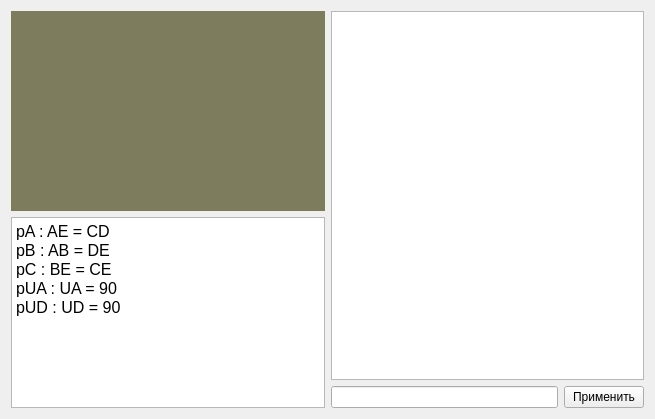
shotInLeg/AutoProof, file autoproof.ui: the form before one commit.
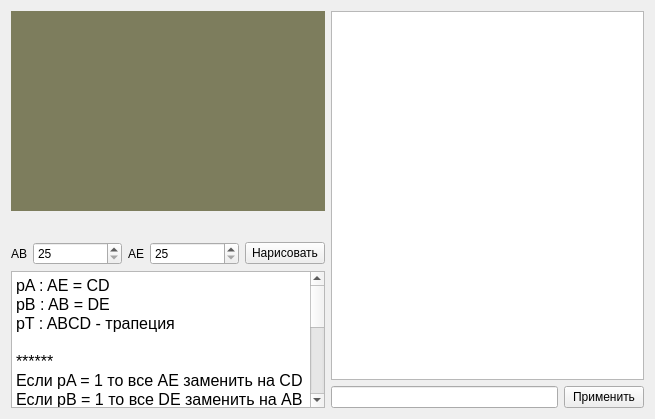
The form after the commit.

Commit message: Add Triangle size changer

```diff
--- a/autoproof.ui
+++ b/autoproof.ui
@@ -36,6 +36,54 @@
        <layout class="QVBoxLayout" name="widgetLayout"/>
       </widget>
      </item>
+     <item>
+      <layout class="QHBoxLayout" name="horizontalLayout_3" stretch="1,9,1,9,1">
+       <property name="topMargin">
+        <number>25</number>
+       </property>
+       <item>
+        <widget class="QLabel" name="label">
+         <property name="text">
+          <string>AB</string>
+         </property>
+        </widget>
+       </item>
+       <item>
+        <widget class="QSpinBox" name="sbAB">
+         <property name="minimum">
+          <number>25</number>
+         </property>
+         <property name="maximum">
+          <number>100</number>
+         </property>
+        </widget>
+       </item>
+       <item>
+        <widget class="QLabel" name="label_2">
+         <property name="text">
+          <string>AE</string>
+         </property>
+        </widget>
+       </item>
+       <item>
+        <widget class="QSpinBox" name="sbAE">
+         <property name="minimum">
+          <number>25</number>
+         </property>
+         <property name="maximum">
+          <number>100</number>
+         </property>
+        </widget>
+       </item>
+       <item>
+        <widget class="QPushButton" name="bRender">
+         <property name="text">
+          <string>Нарисовать</string>
+         </property>
+        </widget>
+       </item>
+      </layout>
+     </item>
      <item>
       <widget class="QTextEdit" name="teDesc">
        <property name="readOnly">
@@ -48,9 +96,23 @@
 &lt;/style&gt;&lt;/head&gt;&lt;body style=&quot; font-family:'MS Shell Dlg 2'; font-size:8.25pt; font-weight:400; font-style:normal;&quot;&gt;
 &lt;p style=&quot; margin-top:0px; margin-bottom:0px; margin-left:0px; margin-right:0px; -qt-block-indent:0; text-indent:0px;&quot;&gt;&lt;span style=&quot; font-size:12pt;&quot;&gt;pA : AE = CD&lt;/span&gt;&lt;/p&gt;
 &lt;p style=&quot; margin-top:0px; margin-bottom:0px; margin-left:0px; margin-right:0px; -qt-block-indent:0; text-indent:0px;&quot;&gt;&lt;span style=&quot; font-size:12pt;&quot;&gt;pB : AB = DE&lt;/span&gt;&lt;/p&gt;
-&lt;p style=&quot; margin-top:0px; margin-bottom:0px; margin-left:0px; margin-right:0px; -qt-block-indent:0; text-indent:0px;&quot;&gt;&lt;span style=&quot; font-size:12pt;&quot;&gt;pC : BE = CE&lt;/span&gt;&lt;/p&gt;
-&lt;p style=&quot; margin-top:0px; margin-bottom:0px; margin-left:0px; margin-right:0px; -qt-block-indent:0; text-indent:0px;&quot;&gt;&lt;span style=&quot; font-size:12pt;&quot;&gt;pUA : UA = 90&lt;/span&gt;&lt;/p&gt;
-&lt;p style=&quot; margin-top:0px; margin-bottom:0px; margin-left:0px; margin-right:0px; -qt-block-indent:0; text-indent:0px;&quot;&gt;&lt;span style=&quot; font-size:12pt;&quot;&gt;pUD : UD = 90&lt;/span&gt;&lt;/p&gt;&lt;/body&gt;&lt;/html&gt;</string>
+&lt;p style=&quot; margin-top:0px; margin-bottom:0px; margin-left:0px; margin-right:0px; -qt-block-indent:0; text-indent:0px;&quot;&gt;&lt;span style=&quot; font-size:12pt;&quot;&gt;pT : ABCD - трапеция&lt;/span&gt;&lt;/p&gt;
+&lt;p style=&quot;-qt-paragraph-type:empty; margin-top:0px; margin-bottom:0px; margin-left:0px; margin-right:0px; -qt-block-indent:0; text-indent:0px; font-size:12pt;&quot;&gt;&lt;br /&gt;&lt;/p&gt;
+&lt;p style=&quot; margin-top:0px; margin-bottom:0px; margin-left:0px; margin-right:0px; -qt-block-indent:0; text-indent:0px;&quot;&gt;&lt;span style=&quot; font-size:12pt;&quot;&gt;******&lt;/span&gt;&lt;/p&gt;
+&lt;p style=&quot; margin-top:0px; margin-bottom:0px; margin-left:0px; margin-right:0px; -qt-block-indent:0; text-indent:0px;&quot;&gt;&lt;span style=&quot; font-size:12pt;&quot;&gt;Если pA = 1 то все AE заменить на CD&lt;/span&gt;&lt;/p&gt;
+&lt;p style=&quot; margin-top:0px; margin-bottom:0px; margin-left:0px; margin-right:0px; -qt-block-indent:0; text-indent:0px;&quot;&gt;&lt;span style=&quot; font-size:12pt;&quot;&gt;Если pB = 1 то все DE заменить на AB&lt;/span&gt;&lt;/p&gt;
+&lt;p style=&quot; margin-top:0px; margin-bottom:0px; margin-left:0px; margin-right:0px; -qt-block-indent:0; text-indent:0px;&quot;&gt;&lt;span style=&quot; font-size:12pt;&quot;&gt;Если pT1 = 1 то S1 заменить на &lt;/span&gt;&lt;span style=&quot; font-size:8pt;&quot;&gt;AB * AE + BE2/2 &lt;/span&gt;&lt;/p&gt;
+&lt;p style=&quot; margin-top:0px; margin-bottom:0px; margin-left:0px; margin-right:0px; -qt-block-indent:0; text-indent:0px;&quot;&gt;&lt;span style=&quot; font-size:12pt;&quot;&gt;Если pT2 = 1 то S2 заменить на &lt;/span&gt;&lt;span style=&quot; font-size:8pt;&quot;&gt;(CD * DE + CD * AE + AB * DE + AB * AE)/2 &lt;/span&gt;&lt;/p&gt;
+&lt;p style=&quot; margin-top:0px; margin-bottom:0px; margin-left:0px; margin-right:0px; -qt-block-indent:0; text-indent:0px;&quot;&gt;&lt;span style=&quot; font-size:8pt;&quot;&gt; &lt;/span&gt;&lt;/p&gt;
+&lt;p style=&quot; margin-top:0px; margin-bottom:0px; margin-left:0px; margin-right:0px; -qt-block-indent:0; text-indent:0px;&quot;&gt;&lt;span style=&quot; font-size:8pt;&quot;&gt;AB * AE + BE2/2 = (CD * DE + CD * AE + AB * DE + AB * AE)/2    &lt;/span&gt;&lt;/p&gt;
+&lt;p style=&quot; margin-top:0px; margin-bottom:0px; margin-left:0px; margin-right:0px; -qt-block-indent:0; text-indent:0px;&quot;&gt;&lt;span style=&quot; font-size:8pt;&quot;&gt;2(AB*CD+BE2/2) = (AB*CD+CD2+AB2+AB*CD)&lt;/span&gt;&lt;/p&gt;
+&lt;p style=&quot; margin-top:0px; margin-bottom:0px; margin-left:0px; margin-right:0px; -qt-block-indent:0; text-indent:0px;&quot;&gt;&lt;span style=&quot; font-size:8pt;&quot;&gt;2*AB*CD + BE2 = AB*CD+CD2+AB2+AB*CD&lt;/span&gt;&lt;/p&gt;
+&lt;p style=&quot; margin-top:0px; margin-bottom:0px; margin-left:0px; margin-right:0px; -qt-block-indent:0; text-indent:0px;&quot;&gt;&lt;span style=&quot; font-size:8pt;&quot;&gt;BE2 = AB*CD+AB*CD+CD2+AB2-2*AB*CD&lt;/span&gt;&lt;/p&gt;
+&lt;p style=&quot; margin-top:0px; margin-bottom:0px; margin-left:0px; margin-right:0px; -qt-block-indent:0; text-indent:0px;&quot;&gt;&lt;span style=&quot; font-size:8pt;&quot;&gt;BE2 = CD2 + AB2&lt;/span&gt;&lt;/p&gt;
+&lt;p style=&quot;-qt-paragraph-type:empty; margin-top:0px; margin-bottom:0px; margin-left:0px; margin-right:0px; -qt-block-indent:0; text-indent:0px; font-size:8pt;&quot;&gt;&lt;br /&gt;&lt;/p&gt;
+&lt;p style=&quot;-qt-paragraph-type:empty; margin-top:0px; margin-bottom:0px; margin-left:0px; margin-right:0px; -qt-block-indent:0; text-indent:0px; font-size:8pt;&quot;&gt;&lt;br /&gt;&lt;/p&gt;
+&lt;p style=&quot;-qt-paragraph-type:empty; margin-top:0px; margin-bottom:0px; margin-left:0px; margin-right:0px; -qt-block-indent:0; text-indent:0px; font-size:8pt;&quot;&gt;&lt;br /&gt;&lt;/p&gt;
+&lt;p style=&quot;-qt-paragraph-type:empty; margin-top:0px; margin-bottom:0px; margin-left:0px; margin-right:0px; -qt-block-indent:0; text-indent:0px; font-size:12pt;&quot;&gt;&lt;br /&gt;&lt;/p&gt;&lt;/body&gt;&lt;/html&gt;</string>
        </property>
       </widget>
      </item>
```
The commit also changes 2 other files.
